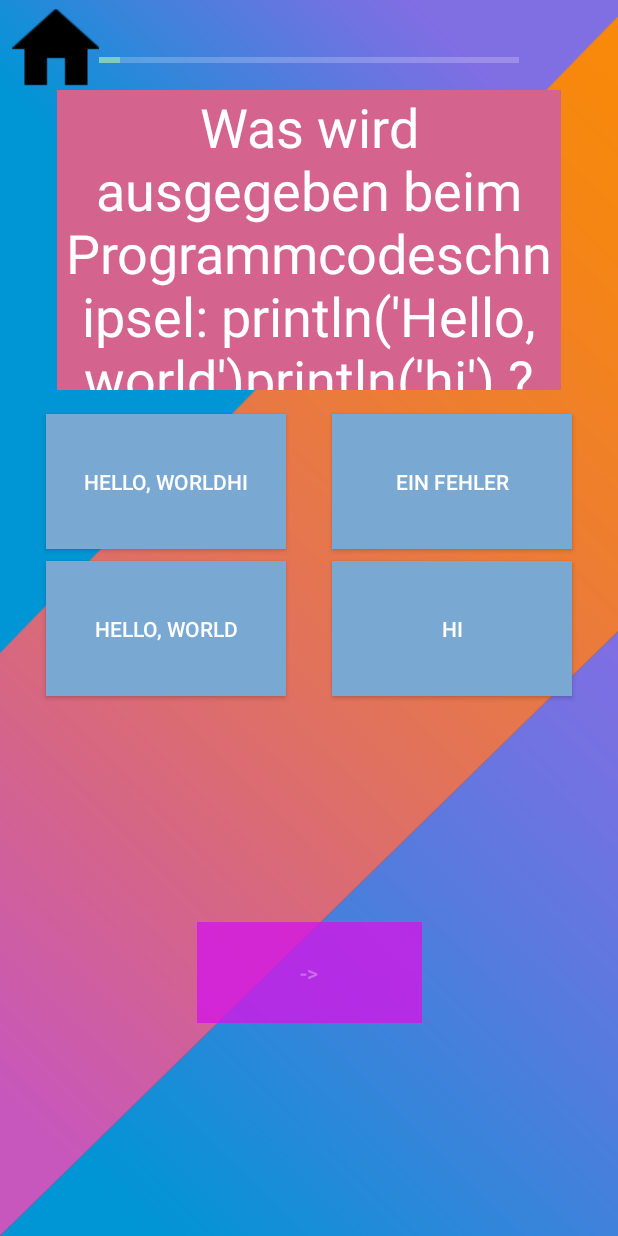
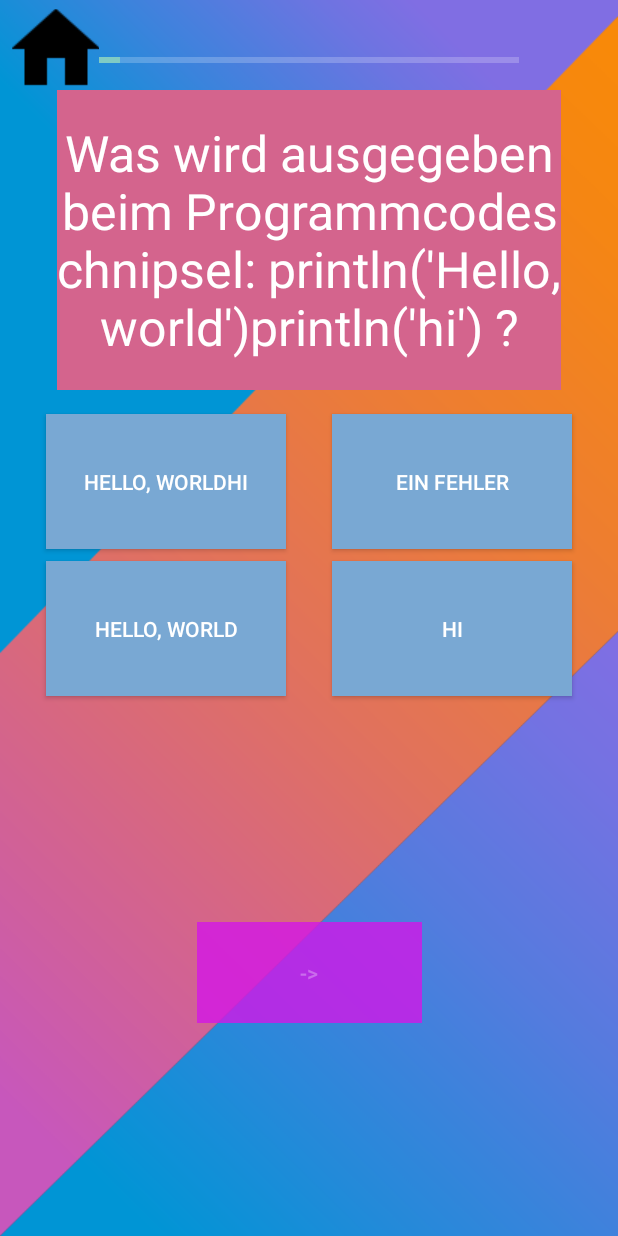
Before and after one commit to xVortal/QuizAppv2, an Android app: the MainTestActivity screen opened directly, with no data from a screen before it, after a tap on "->", on a phone screen of 412 x 824 dp. Run offline under Robolectric (Android 15) with nearby library versions, the phone set to English and light mode, and no system bars; 1 other tap on this screen came first.

Commit message:
Schriften werden angepasst

```diff
--- a/app/src/main/res/layout/activity_main_test.xml
+++ b/app/src/main/res/layout/activity_main_test.xml
@@ -22,6 +22,9 @@
      android:text="Quizify"
      android:textColor="#FFFFFF"
      android:textSize="36sp"
+     android:autoSizeTextType="uniform"
+     android:autoSizeMinTextSize="12sp"
+     android:autoSizeMaxTextSize="36sp"
      app:layout_constraintEnd_toEndOf="parent"
      app:layout_constraintStart_toStartOf="parent"
      app:layout_constraintTop_toTopOf="parent" />
@@ -33,6 +36,8 @@
      android:layout_marginTop="16dp"
      android:background="#79A8D3"
      android:text="Button"
+     android:autoSizeMinTextSize="12sp"
+     android:autoSizeMaxTextSize="100sp"
      app:layout_constraintEnd_toStartOf="@+id/AnswerBBtn"
      app:layout_constraintStart_toStartOf="parent"
      app:layout_constraintTop_toBottomOf="@+id/QuestionTextView" />
@@ -44,6 +49,8 @@
      android:layout_marginTop="16dp"
      android:background="#79A8D3"
      android:text="Button"
+     android:autoSizeMinTextSize="12sp"
+     android:autoSizeMaxTextSize="100sp"
      app:layout_constraintEnd_toEndOf="parent"
      app:layout_constraintStart_toEndOf="@+id/AnswerABtn"
      app:layout_constraintTop_toBottomOf="@+id/QuestionTextView" />
@@ -55,6 +62,8 @@
      android:layout_marginTop="8dp"
      android:background="#79A8D3"
      android:text="Button"
+     android:autoSizeMinTextSize="12sp"
+     android:autoSizeMaxTextSize="100sp"
      app:layout_constraintEnd_toStartOf="@+id/AnswerDBtn"
      app:layout_constraintStart_toStartOf="parent"
      app:layout_constraintTop_toBottomOf="@+id/AnswerABtn" />
@@ -66,6 +75,8 @@
      android:layout_marginTop="8dp"
      android:background="#79A8D3"
      android:text="Button"
+     android:autoSizeMinTextSize="12sp"
+     android:autoSizeMaxTextSize="100sp"
      app:layout_constraintEnd_toEndOf="parent"
      app:layout_constraintStart_toEndOf="@+id/AnswerCBtn"
      app:layout_constraintTop_toBottomOf="@+id/AnswerBBtn" />
```
Also changed, not shown: app/src/main/res/layout/activity_main.xml (+11 -0 lines).
